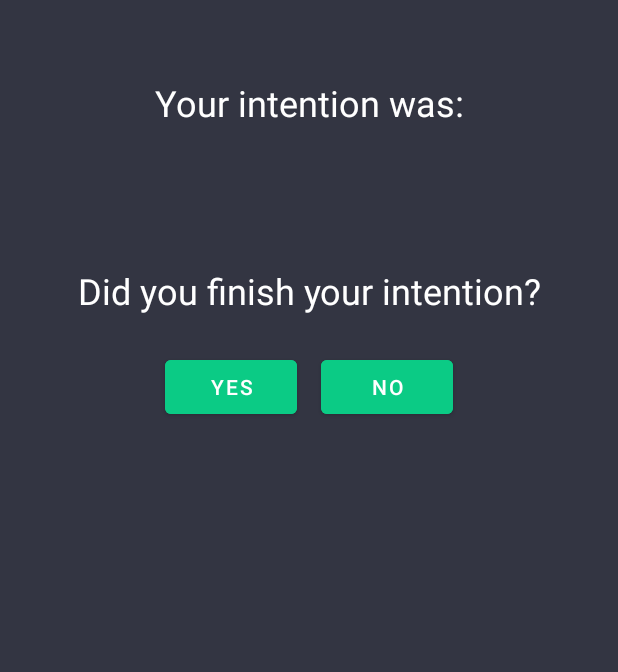
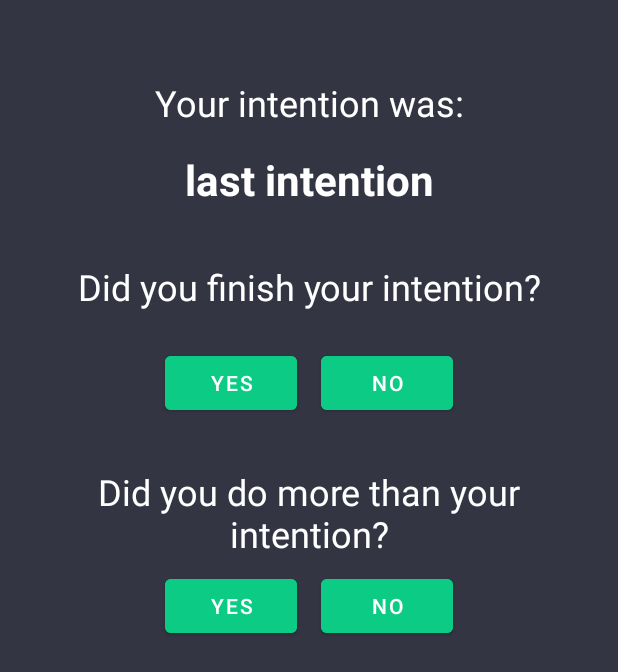
Before and after one commit to MiriHa/RabbitHoleTracker, an Android app built with Jetpack Compose: the ESMIntentionLockActivity screen opened directly, with no data from a screen before it, on a phone screen of 412 x 824 dp. Shown: the top 672 px of the screen. Run offline under Robolectric (Android 15) with nearby library versions, the phone set to English and light mode, and no system bars; our stand-ins replace Firebase (no records; nobody signed in at launch, a user with empty details on screens opened directly); 1 statement that could not run was skipped.

Commit message:
Save and retrieve intentions for ESM from Firebase

```diff
--- a/app/src/main/java/com/example/trackingapp/SensorDatabaseHelper.java
+++ b/app/src/main/java/com/example/trackingapp/SensorDatabaseHelper.java
@@ -78,7 +78,7 @@ public class SensorDatabaseHelper extends SQLiteOpenHelper {
 
 		values.put(COLUMN_NAME, pSensor.getSensorName());
 		values.put(COLUMN_ISAVAILABLE, pSensor.isAvailable(m_context));
-		values.put(COLUMN_SETTINGS, pSensor.getSettings());
+		//values.put(COLUMN_SETTINGS, pSensor.getSettings());
 		values.put(COLUMN_SETTINGSSTATE, pSensor.getSettingsState());
 
 		if (pSensor.isEnabled())
--- a/app/src/main/java/com/example/trackingapp/activity/MainActivity.kt
+++ b/app/src/main/java/com/example/trackingapp/activity/MainActivity.kt
@@ -17,7 +17,6 @@ import androidx.navigation.findNavController
 import androidx.navigation.ui.setupWithNavController
 import com.example.trackingapp.R
 import com.example.trackingapp.databinding.ActivityMainBinding
-import com.example.trackingapp.util.CONST
 import com.google.android.material.navigation.NavigationView
 import com.google.firebase.auth.FirebaseAuth
 import com.google.firebase.auth.ktx.auth
@@ -46,7 +45,6 @@ class MainActivity : AppCompatActivity() {
         //val toolbar: Toolbar = findViewById<View>(R.id.toolbar) as Toolbar
         //setSupportActionBar(toolbar)
 
-        CONST.setSavePath(this)
         //TODO
         /*
         isPermissionGranted(Manifest.permission.WAKE_LOCK)
--- a/app/src/main/java/com/example/trackingapp/activity/MainScreenFragment.kt
+++ b/app/src/main/java/com/example/trackingapp/activity/MainScreenFragment.kt
@@ -10,6 +10,7 @@ import android.view.ViewGroup
 import androidx.core.app.NotificationManagerCompat
 import androidx.fragment.app.Fragment
 import androidx.lifecycle.ViewModelProvider
+import com.example.trackingapp.DatabaseManager
 import com.example.trackingapp.databinding.FragmentMainscreenBinding
 import com.example.trackingapp.sensor.SensorList
 import com.example.trackingapp.util.ScreenType
@@ -38,6 +39,8 @@ class MainScreenFragment: Fragment() {
         binding = FragmentMainscreenBinding.inflate(inflater)
         val view = binding.root
         notificationManager = NotificationManagerCompat.from(mContext)
+
+        DatabaseManager.getSavedIntentions()
 
         binding.buttonTest.setOnClickListener {
            /* NotificationHelper.createFullScreenNotification(
--- a/app/src/main/java/com/example/trackingapp/activity/login/OnBoardingFragment.kt
+++ b/app/src/main/java/com/example/trackingapp/activity/login/OnBoardingFragment.kt
@@ -7,7 +7,7 @@ import android.view.View
 import android.view.ViewGroup
 import androidx.fragment.app.Fragment
 import androidx.lifecycle.ViewModelProvider
-import com.example.trackingapp.AuthManager
+import com.example.trackingapp.DatabaseManager
 import com.example.trackingapp.databinding.FragmentOnboradingBinding
 import com.example.trackingapp.util.ScreenType
 import com.example.trackingapp.util.navigate
@@ -42,7 +42,7 @@ class OnBoardingFragment: Fragment() {
 
     override fun onStart() {
         super.onStart()
-       if(AuthManager.isUserLoggedIn()){
+       if(DatabaseManager.isUserLoggedIn){
            //GO to the MainScreen
            Log.d("xxx","user already logged in")
            navigate(ScreenType.HomeScreen, ScreenType.Welcome)
--- a/app/src/main/java/com/example/trackingapp/models/ModelLog.kt
+++ b/app/src/main/java/com/example/trackingapp/models/ModelLog.kt
@@ -18,5 +18,7 @@ enum class LogActivity{
 
 enum class ESM_Intention_Lock_Answer{
     ESM_INTENTION_FINISHED,
-    ESM_INTENTION_UNFINISHED
+    ESM_INTENTION_UNFINISHED,
+    ESM_MORE_THAN_INITIAL_INTENTION,
+    ESM_NOT_MORE_THAN_INITIAL_INTENTION
 }
--- a/app/src/main/java/com/example/trackingapp/service/AbstractService.kt
+++ b/app/src/main/java/com/example/trackingapp/service/AbstractService.kt
@@ -5,7 +5,6 @@ import android.app.PendingIntent
 import android.content.Intent
 import android.content.IntentSender.SendIntentException
 import android.util.Log
-import com.example.trackingapp.util.CONST
 import com.google.android.gms.common.ConnectionResult
 import com.google.android.gms.common.GooglePlayServicesUtil
 
@@ -20,7 +19,6 @@ open class AbstractService : ForegroundService() {
 
     private var mRequestType: REQUEST_TYPE? = null
     override fun onStartCommand(intent: Intent, flags: Int, startId: Int): Int {
-        if (CONST.ROOT_FOLDER == null) CONST.setSavePath(this)
         return super.onStartCommand(intent, flags, startId)
     }
 
--- a/app/src/main/res/layout/activity_lockscreen_esm.xml
+++ b/app/src/main/res/layout/activity_lockscreen_esm.xml
@@ -21,14 +21,15 @@
         app:layout_constraintTop_toTopOf="parent" />
 
     <TextView
-        android:id="@+id/esm_lock_intention"
+        android:id="@+id/textView_esm_lock_intention"
         android:layout_width="0dp"
         android:layout_height="wrap_content"
         android:gravity="center"
         tools:text="intention"
         android:textColor="@color/white"
-        android:textSize="24sp"
-        android:layout_marginTop="24dp"
+        android:textSize="28sp"
+        android:textStyle="bold"
+        android:layout_marginTop="16dp"
         app:layout_constraintEnd_toEndOf="parent"
         app:layout_constraintStart_toStartOf="parent"
         app:layout_constraintTop_toBottomOf="@+id/esm_lock_intention_prompt" />
@@ -45,7 +46,7 @@
         app:layout_constraintBottom_toBottomOf="parent"
         app:layout_constraintEnd_toEndOf="parent"
         app:layout_constraintStart_toStartOf="parent"
-        app:layout_constraintTop_toBottomOf="@+id/esm_lock_intention"
+        app:layout_constraintTop_toBottomOf="@+id/textView_esm_lock_intention"
         app:layout_constraintVertical_bias="0.0" />
 
     <LinearLayout
@@ -79,4 +80,50 @@
 
     </LinearLayout>
 
+    <TextView
+        android:id="@+id/esm_lock_intention_question_2"
+        android:layout_width="0dp"
+        android:layout_height="wrap_content"
+        android:gravity="center"
+        android:text="@string/esm_lock_intention_question_2"
+        android:textColor="@color/white"
+        android:textSize="24sp"
+        android:layout_marginTop="24dp"
+        app:layout_constraintBottom_toBottomOf="parent"
+        app:layout_constraintEnd_toEndOf="parent"
+        app:layout_constraintStart_toStartOf="parent"
+        app:layout_constraintTop_toBottomOf="@+id/linearLayout3"
+        app:layout_constraintVertical_bias="0.0" />
+
+    <LinearLayout
+        android:id="@+id/linearLayout4"
+        android:layout_width="match_parent"
+        android:layout_height="wrap_content"
+        android:gravity="center"
+        android:orientation="horizontal"
+        app:layout_constraintBottom_toBottomOf="parent"
+        app:layout_constraintEnd_toEndOf="parent"
+        app:layout_constraintStart_toStartOf="parent"
+        app:layout_constraintTop_toBottomOf="@+id/esm_lock_intention_question_2"
+        app:layout_constraintVertical_bias="0.0">
+
+        <Button
+            android:id="@+id/button_esm_lock_question2_yes"
+            android:layout_width="wrap_content"
+            android:layout_height="wrap_content"
+            android:layout_margin="8dp"
+            android:backgroundTint="@color/milkGreen"
+            android:text="@string/esm_button_yes" />
+
+        <Button
+            android:id="@+id/button_esm_lock_question2_no"
+            android:layout_width="wrap_content"
+            android:layout_height="wrap_content"
+            android:layout_margin="8dp"
+            android:backgroundTint="@color/milkGreen"
+            android:text="@string/esm_button_no" />
+
+    </LinearLayout>
+
+
 </androidx.constraintlayout.widget.ConstraintLayout>
--- a/app/src/main/res/values/strings.xml
+++ b/app/src/main/res/values/strings.xml
@@ -30,6 +30,7 @@
     <string name="invalid_username">Not a valid email</string>
     <string name="invalid_password">Password must be at least 6 characters</string>
     <string name="invalid_password_no_match">Both passwords need to match</string>
+    <string name="invalid_data_error">Entered data is not valid!</string>
     <string name="login_failed">"Login failed"</string>
 
     <string name="home_titleText">Hello!</string>
@@ -82,6 +83,7 @@
 
     <string name="dbColumnSettingsState">settingsstate</string>
     <string name="dbColumnSettings">settings</string>
+    <string name="esm_unlock_intention_error">Please enter a intention!</string>
 
 
 </resources>
```
Also changed, not shown: app/src/main/java/com/example/trackingapp/activity/ESMIntentionLockActivity.kt (+23 -8 lines), app/src/main/java/com/example/trackingapp/activity/ESMIntentionUnlockActivity.kt (+43 -17 lines), app/src/main/java/com/example/trackingapp/activity/login/LoginFragment.kt (+9 -5 lines), app/src/main/java/com/example/trackingapp/activity/login/LoginSignUpViewModel.kt (+7 -4 lines), app/src/main/java/com/example/trackingapp/activity/login/SignUpFragment.kt (+9 -6 lines), app/src/main/java/com/example/trackingapp/sensor/AbstractSensor.kt (+4 -73 lines), app/src/main/java/com/example/trackingapp/sensor/implementation/ScreenOnOffSensor.kt (+0 -9 lines), app/src/main/java/com/example/trackingapp/service/ForegroundService.java (+1 -7 lines), app/src/main/java/com/example/trackingapp/util/AuthManager.kt (deleted, +0 -57 lines), app/src/main/java/com/example/trackingapp/util/CONST.kt (+4 -67 lines), app/src/main/java/com/example/trackingapp/util/DatabaseManager.kt (added, +105 -0 lines), app/src/main/res/layout/layout_esm_intention_overlay.xml (+22 -16 lines).
